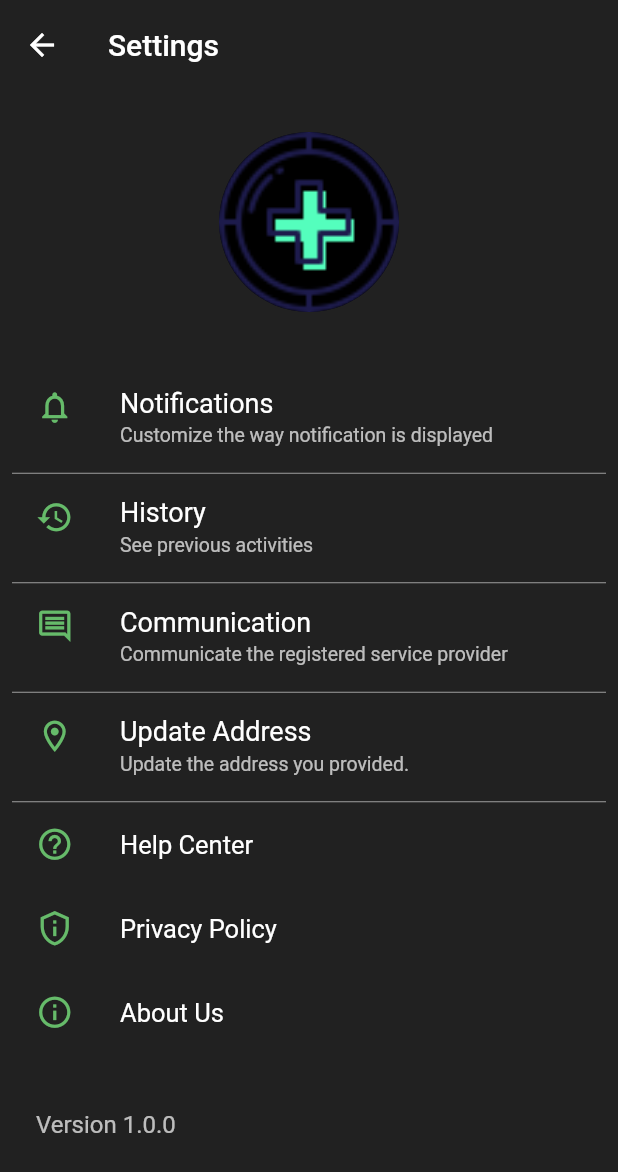
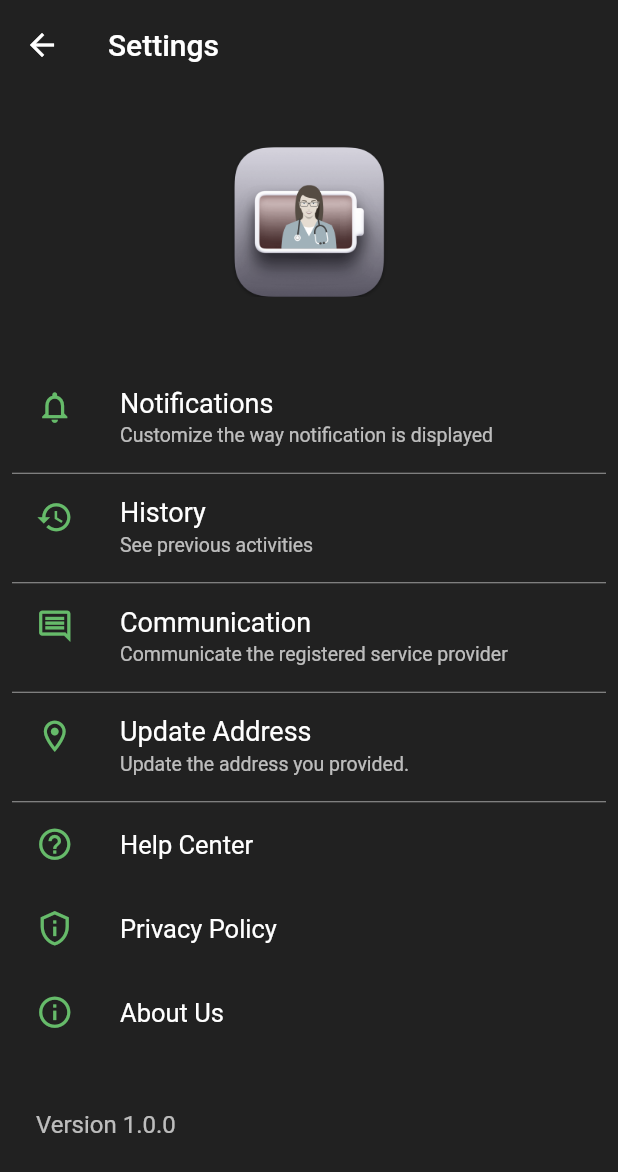
Before and after one commit to adarshnagrikar14/jeevayu-gsc-22, a Flutter app: the Settings screen opened directly, after a tap on "Notifications", on a phone screen of 412 x 824 dp. Shown: the top 1172 px of the screen. Run offline on Flutter 3.47's test engine with Material 2 defaults, Android fonts, the light colour scheme and no system bars; our stand-ins replace cloud_firestore, firebase_auth, firebase_core, floating_bottom_navigation_bar, google_fonts, google_sign_in and 2 more; accounts and stored records are empty; network calls fail.

Commit message:
UI updates

```diff
--- a/lib/classes/settings.dart
+++ b/lib/classes/settings.dart
@@ -20,7 +20,10 @@ class _SettingsState extends State<Settings> {
   late bool _allowedCommTab;
 
   // chnnel1
-  static const deviceChannel = MethodChannel('com.project/deviceState');
+  static const prefChannel = MethodChannel('com.project/deviceState');
+
+  // chnnel2
+  static const notChannel = MethodChannel('com.project/notificationControl');
 
   @override
   void initState() {
@@ -52,10 +55,10 @@ class _SettingsState extends State<Settings> {
             children: [
               const Padding(
                 padding: EdgeInsets.only(bottom: 35.0, top: 20.0),
-                child: CircleAvatar(
-                  backgroundImage:
-                      AssetImage('assets/social/icons8-medical-64.png'),
-                  radius: 60,
+                child: Image(
+                  image: AssetImage('assets/social/settings.png'),
+                  height: 120,
+                  width: 120,
                 ),
               ),
               // notification tile
@@ -235,16 +238,15 @@ class _SettingsState extends State<Settings> {
   void getPackageName() async {
     PackageInfo packageInfo = await PackageInfo.fromPlatform();
 
-    // String appName = packageInfo.appName;
-    // String packageName = packageInfo.packageName;
     String version = packageInfo.version;
     setState(() {
       _versionName = version;
     });
-    // String buildNumber = packageInfo.buildNumber;
   }
 
-  void openNotificationSetting() {}
+  void openNotificationSetting() async {
+    await notChannel.invokeMethod('openNotification');
+  }
 
   void openHistory() {
     // history page
@@ -273,7 +275,7 @@ class _SettingsState extends State<Settings> {
 
   // get the pref
   Future getPref() async {
-    final String state = await deviceChannel.invokeMethod('getPreference');
+    final String state = await prefChannel.invokeMethod('getPreference');
 
     if (state.length == 2) {
       setState(() {
--- a/lib/dashboard.dart
+++ b/lib/dashboard.dart
@@ -96,7 +96,7 @@ class _MainScreenState extends State<MainScreen> {
         // Appbar:
         appBar: AppBar(
           title: Text(
-            _selectedIndex == 2 ? '' : ' Jeevayu',
+            _selectedIndex == 2 ? ' ' : ' Jeevayu',
             style: GoogleFonts.redressed(
                 //satisfy, courgette
                 textStyle: const TextStyle(
```
Also changed, not shown: lib/classes/account.dart (+0 -10 lines), lib/helpers/address.dart (+24 -6 lines), lib/helpers/history.dart (+5 -4 lines), assets/social/settings.png (added), 21 other files.
